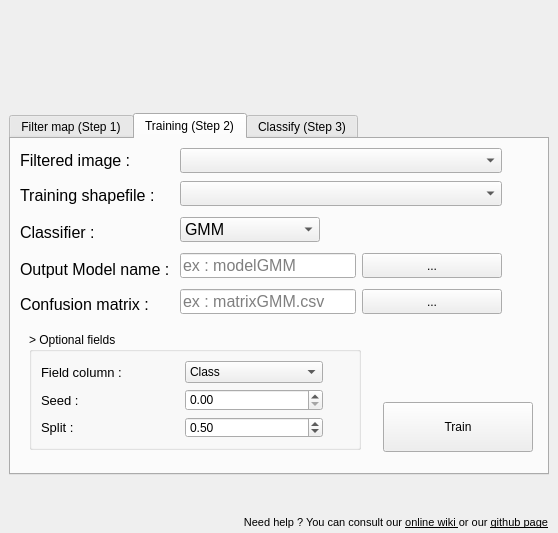
The window that historical_map_dialog_base.ui (nkarasiak/HistoricalMap) describes before a commit, drawn with Qt 5.
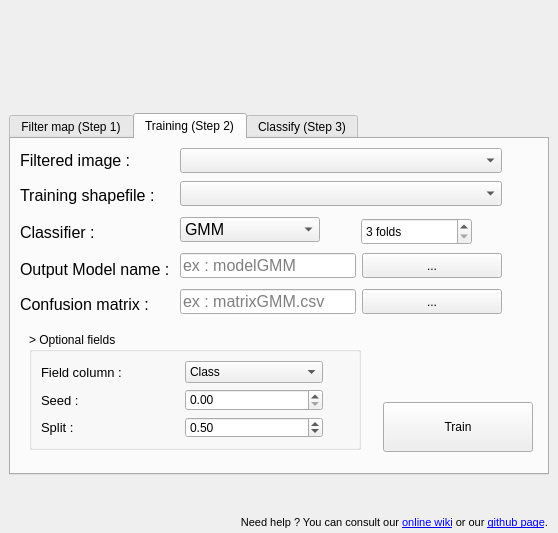
The same window after the commit. The open tabs and pages were chosen to show the change. Icons and pictures are not drawn. Custom widgets are drawn as their Qt base class.

Diff of the .ui file:
```diff
--- a/historical_map_dialog_base.ui
+++ b/historical_map_dialog_base.ui
@@ -1282,6 +1282,28 @@
       <bool>false</bool>
      </property>
     </widget>
+    <widget class="QSpinBox" name="nFolds">
+     <property name="geometry">
+      <rect>
+       <x>350</x>
+       <y>79</y>
+       <width>111</width>
+       <height>27</height>
+      </rect>
+     </property>
+     <property name="suffix">
+      <string> folds</string>
+     </property>
+     <property name="value">
+      <number>3</number>
+     </property>
+	 <property name="maximum">
+      <number>999</number>
+     </property>
+	 <property name="minimum">
+      <number>3</number>
+     </property>
+    </widget>
    </widget>
    <widget class="QWidget" name="tab_3">
     <attribute name="title">
@@ -1881,6 +1903,9 @@
    </property>
   </widget>
   <widget class="QLabel" name="label_14">
+   <property name="enabled">
+    <bool>true</bool>
+   </property>
    <property name="geometry">
     <rect>
      <x>217</x>
@@ -1910,7 +1935,7 @@
     <string>Go to our online wiki</string>
    </property>
    <property name="text">
-    <string>&lt;html&gt;&lt;head/&gt;&lt;body&gt;&lt;p&gt;Need help ? You can consult our &lt;a href=&quot;https://github.com/lennepkade/HistoricalMap/wiki&quot;&gt;&lt;span style=&quot; text-decoration: underline; color:#000000;&quot;&gt;online wiki &lt;/span&gt;&lt;/a&gt; or our &lt;a href=&quot;https://github.com/lennepkade/HistoricalMap&quot;&gt;&lt;span style=&quot; text-decoration: underline; color:#000000;&quot;&gt;github page&lt;/span&gt;&lt;/a&gt;&lt;/p&gt;&lt;/body&gt;&lt;/html&gt;</string>
+    <string>&lt;html&gt;&lt;head/&gt;&lt;body&gt;&lt;p&gt;Need help ? You can consult our &lt;a href=&quot;https://github.com/lennepkade/HistoricalMap/wiki&quot;&gt;&lt;span style=&quot; text-decoration: underline; color:#0000ff;&quot;&gt;online wiki&lt;/span&gt;&lt;/a&gt; or our &lt;a href=&quot;https://github.com/lennepkade/HistoricalMap&quot;&gt;&lt;span style=&quot; text-decoration: underline; color:#0000ff;&quot;&gt;github page&lt;/span&gt;&lt;/a&gt;.&lt;/p&gt;&lt;/body&gt;&lt;/html&gt;</string>
    </property>
    <property name="pixmap">
     <pixmap resource="resources.qrc">:/plugins/HistoricalMap/img/help/information.png</pixmap>
```
